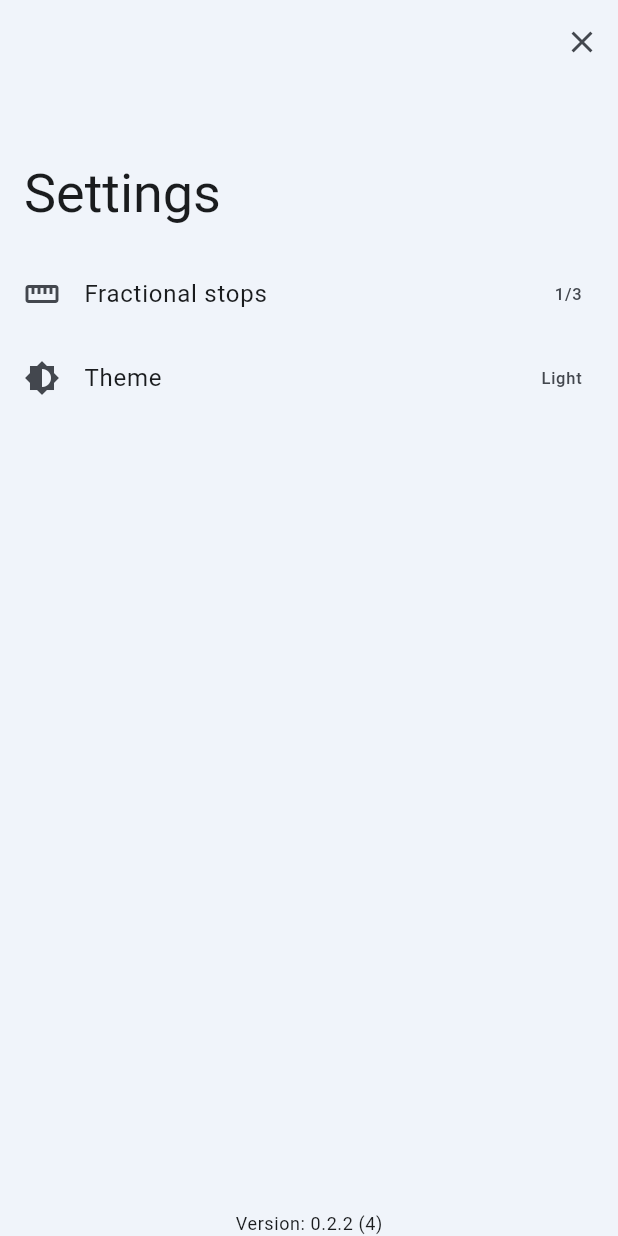
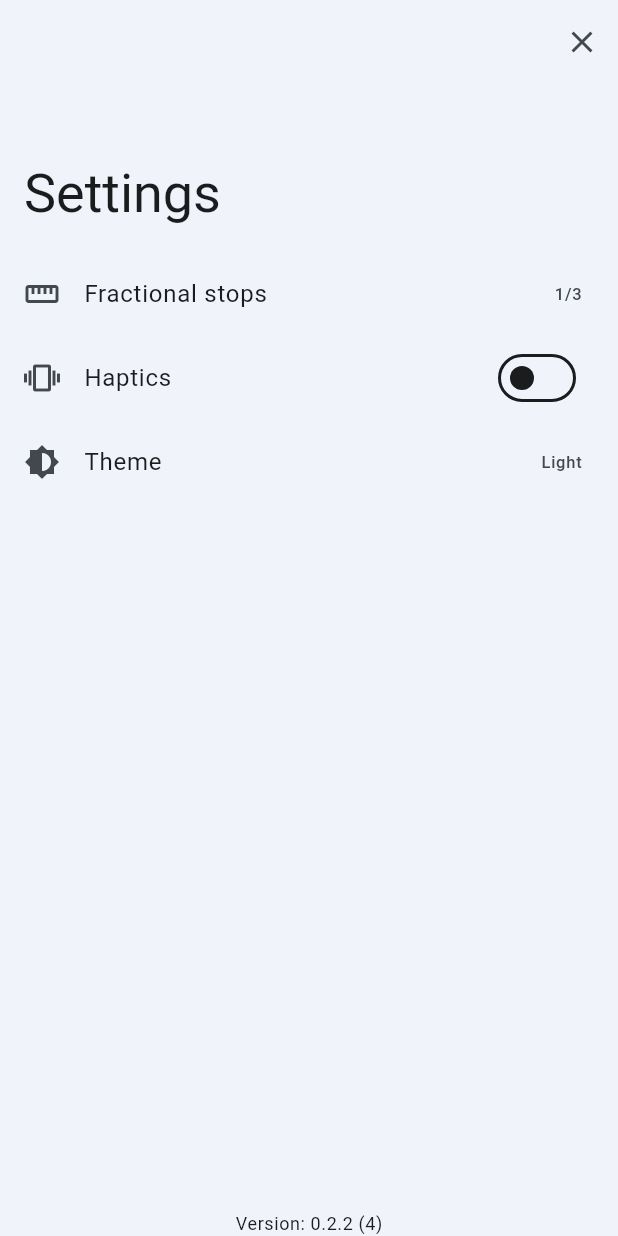
Before and after one commit to vodemn/m3_lightmeter, a Flutter app: the screen it shows after launch, after a tap on "ISO", after a tap on "ND", after a tap on the "settings" icon, on a phone screen of 412 x 824 dp. Run offline on Flutter 3.47's test engine with Material 2 defaults, Android fonts, the phone set to English and light mode, and no system bars; our stand-ins replace camera, flutter_bloc, material_color_utilities, package_info_plus, permission_handler, shared_preferences and 1 more; missing offline and left inert: exif; generated files the repository leaves out were written again.

Commit message:
Added haptics
added `HapticsService`

added haptics handling

added `HapticsInteractor`

```diff
--- a/lib/application.dart
+++ b/lib/application.dart
@@ -1,6 +1,7 @@
 import 'package:flutter/material.dart';
 import 'package:flutter/services.dart';
 import 'package:flutter_localizations/flutter_localizations.dart';
+import 'package:lightmeter/data/haptics_service.dart';
 import 'package:provider/provider.dart';
 import 'package:shared_preferences/shared_preferences.dart';
 
@@ -29,6 +30,7 @@ class Application extends StatelessWidget {
           return MultiProvider(
             providers: [
               Provider(create: (_) => UserPreferencesService(snapshot.data!)),
+              Provider(create: (_) => HapticsService()),
               Provider.value(value: evSource),
             ],
             child: Provider(
--- a/lib/data/shared_prefs_service.dart
+++ b/lib/data/shared_prefs_service.dart
@@ -5,10 +5,11 @@ import 'models/photography_values/nd_value.dart';
 import 'models/theme_type.dart';
 
 class UserPreferencesService {
-  static const _isoKey = "ISO";
-  static const _ndFilterKey = "ND";
+  static const _isoKey = "iso";
+  static const _ndFilterKey = "nd";
 
-  static const _themeTypeKey = "ThemeType";
+  static const _hapticsKey = "haptics";
+  static const _themeTypeKey = "themeType";
 
   final SharedPreferences _sharedPreferences;
 
@@ -20,6 +21,9 @@ class UserPreferencesService {
   NdValue get ndFilter => ndValues.firstWhere((v) => v.value == (_sharedPreferences.getInt(_ndFilterKey) ?? 0));
   set ndFilter(NdValue value) => _sharedPreferences.setInt(_ndFilterKey, value.value);
 
+  bool get haptics => _sharedPreferences.getBool(_hapticsKey) ?? false;
+  set haptics(bool value) => _sharedPreferences.setBool(_hapticsKey, value);
+
   ThemeType get themeType => ThemeType.values[_sharedPreferences.getInt(_themeTypeKey) ?? 0];
   set themeType(ThemeType value) => _sharedPreferences.setInt(_themeTypeKey, value.index);
 }
--- /dev/null
+++ b/lib/interactors/haptics_interactor.dart
@@ -0,0 +1,26 @@
+import 'package:lightmeter/data/haptics_service.dart';
+import 'package:lightmeter/data/shared_prefs_service.dart';
+
+class HapticsInteractor {
+  final UserPreferencesService _userPreferencesService;
+  final HapticsService _hapticsService;
+
+  const HapticsInteractor(
+    this._userPreferencesService,
+    this._hapticsService,
+  );
+
+  bool get isEnabled => _userPreferencesService.haptics;
+
+  /// Executes vibration if haptics are enabled in settings
+  void quickVibration() {
+    if (_userPreferencesService.haptics) _hapticsService.quickVibration();
+  }
+
+  /// Executes vibration if haptics are enabled in settings
+  void responseVibration() {
+    if (_userPreferencesService.haptics) _hapticsService.responseVibration();
+  }
+
+  void enableHaptics(bool enable) => _userPreferencesService.haptics = enable;
+}
--- a/lib/l10n/intl_en.arb
+++ b/lib/l10n/intl_en.arb
@@ -17,6 +17,7 @@
     "showFractionalStops": "Show fractional stops",
     "halfStops": "1/2",
     "thirdStops": "1/3",
+    "haptics": "Haptics",
     "theme": "Theme",
     "chooseTheme": "Choose theme",
     "themeLight": "Light",
--- a/lib/screens/metering/bloc_metering.dart
+++ b/lib/screens/metering/bloc_metering.dart
@@ -7,6 +7,7 @@ import 'package:lightmeter/data/models/exposure_pair.dart';
 import 'package:lightmeter/data/models/photography_values/photography_value.dart';
 import 'package:lightmeter/data/models/photography_values/shutter_speed_value.dart';
 import 'package:lightmeter/data/shared_prefs_service.dart';
+import 'package:lightmeter/interactors/haptics_interactor.dart';
 import 'package:lightmeter/screens/metering/communication/event_communication_metering.dart' as communication_events;
 import 'package:lightmeter/screens/metering/communication/state_communication_metering.dart' as communication_states;
 import 'package:lightmeter/utils/log_2.dart';
@@ -18,6 +19,7 @@ import 'state_metering.dart';
 class MeteringBloc extends Bloc<MeteringEvent, MeteringState> {
   final MeteringCommunicationBloc _communicationBloc;
   final UserPreferencesService _userPreferencesService;
+  final HapticsInteractor _hapticsInteractor;
   late final StreamSubscription<communication_states.ScreenState> _communicationSubscription;
 
   List<ApertureValue> get _apertureValues => apertureValues.whereStopType(stopType);
@@ -28,6 +30,7 @@ class MeteringBloc extends Bloc<MeteringEvent, MeteringState> {
   MeteringBloc(
     this._communicationBloc,
     this._userPreferencesService,
+    this._hapticsInteractor,
     this.stopType,
   ) : super(
           MeteringState(
@@ -46,7 +49,7 @@ class MeteringBloc extends Bloc<MeteringEvent, MeteringState> {
     on<StopTypeChangedEvent>(_onStopTypeChanged);
     on<IsoChangedEvent>(_onIsoChanged);
     on<NdChangedEvent>(_onNdChanged);
-    on<MeasureEvent>((_, __) => _communicationBloc.add(const communication_events.MeasureEvent()));
+    on<MeasureEvent>(_onMeasure);
     on<MeasuredEvent>(_onMeasured);
 
     add(const MeasureEvent());
@@ -99,7 +102,13 @@ class MeteringBloc extends Bloc<MeteringEvent, MeteringState> {
     ));
   }
 
+  void _onMeasure(_, __) {
+    _hapticsInteractor.quickVibration();
+    _communicationBloc.add(const communication_events.MeasureEvent());
+  }
+
   void _onMeasured(MeasuredEvent event, Emitter emit) {
+    _hapticsInteractor.responseVibration();
     final ev = event.ev100 + log2(state.iso.value / 100);
     emit(MeteringState(
       iso: state.iso,
--- a/lib/screens/metering/components/camera/widget_exposure_slider.dart
+++ b/lib/screens/metering/components/camera/widget_exposure_slider.dart
@@ -21,7 +21,7 @@ class CameraExposureSlider extends StatelessWidget {
               IconButton(
                 icon: const Icon(Icons.sync),
                 onPressed: state.currentExposureOffset != 0.0
-                    ? () => context.read<CameraBloc>().add(const ExposureOffsetChangedEvent(0))
+                    ? () => context.read<CameraBloc>().add(const ExposureOffsetResetEvent())
                     : null,
               ),
               Expanded(
--- a/lib/screens/metering/ev_source/camera/event_camera.dart
+++ b/lib/screens/metering/ev_source/camera/event_camera.dart
@@ -17,3 +17,7 @@ class ExposureOffsetChangedEvent extends CameraEvent {
 
   const ExposureOffsetChangedEvent(this.value);
 }
+
+class ExposureOffsetResetEvent extends CameraEvent {
+  const ExposureOffsetResetEvent();
+}
--- a/lib/screens/metering/flow_metering.dart
+++ b/lib/screens/metering/flow_metering.dart
@@ -1,14 +1,16 @@
 import 'package:flutter/material.dart';
 import 'package:flutter_bloc/flutter_bloc.dart';
+import 'package:lightmeter/data/haptics_service.dart';
 import 'package:lightmeter/data/models/ev_source_type.dart';
 import 'package:lightmeter/data/models/photography_values/photography_value.dart';
 import 'package:lightmeter/data/shared_prefs_service.dart';
+import 'package:lightmeter/interactors/haptics_interactor.dart';
+import 'package:provider/provider.dart';
 
 import 'ev_source/camera/bloc_camera.dart';
 import 'ev_source/random_ev/bloc_random_ev.dart';
 import 'bloc_metering.dart';
 import 'communication/bloc_communication_metering.dart';
-
 import 'screen_metering.dart';
 
 class MeteringFlow extends StatelessWidget {
@@ -16,17 +18,28 @@ class MeteringFlow extends StatelessWidget {
 
   @override
   Widget build(BuildContext context) {
-    return MultiBlocProvider(
+    return Provider(
+      create: (context) => HapticsInteractor(
+        context.read<UserPreferencesService>(),
+        context.read<HapticsService>(),
+      ),
+      child: MultiBlocProvider(
         providers: [
           BlocProvider(create: (_) => MeteringCommunicationBloc()),
           BlocProvider(
             create: (context) => MeteringBloc(
               context.read<MeteringCommunicationBloc>(),
               context.read<UserPreferencesService>(),
+              context.read<HapticsInteractor>(),
               context.read<StopType>(),
             ),
           ),
-        BlocProvider(create: (context) => CameraBloc(context.read<MeteringCommunicationBloc>())),
+          BlocProvider(
+            create: (context) => CameraBloc(
+              context.read<MeteringCommunicationBloc>(),
+              context.read<HapticsInteractor>(),
+            ),
+          ),
           if (context.read<EvSourceType>() == EvSourceType.mock)
             BlocProvider(
               lazy: false,
@@ -34,6 +47,7 @@ class MeteringFlow extends StatelessWidget {
             ),
         ],
         child: const MeteringScreen(),
+      ),
     );
   }
 }
--- /dev/null
+++ b/lib/screens/settings/components/haptics/bloc_list_tile_haptics.dart
@@ -0,0 +1,18 @@
+import 'package:flutter_bloc/flutter_bloc.dart';
+import 'package:lightmeter/interactors/haptics_interactor.dart';
+
+class HapticsListTileBloc extends Cubit<bool> {
+  final HapticsInteractor _hapticsInteractor;
+
+  HapticsListTileBloc(
+    this._hapticsInteractor,
+  ) : super(_hapticsInteractor.isEnabled);
+
+  void onHapticsChange(bool value) {
+    _hapticsInteractor.enableHaptics(value);
+    if (value) {
+      _hapticsInteractor.quickVibration();
+    }
+    emit(value);
+  }
+}
--- /dev/null
+++ b/lib/screens/settings/components/haptics/provider_list_tile_haptics.dart
@@ -0,0 +1,29 @@
+import 'package:flutter/material.dart';
+import 'package:flutter_bloc/flutter_bloc.dart';
+import 'package:lightmeter/data/haptics_service.dart';
+import 'package:lightmeter/data/shared_prefs_service.dart';
+import 'package:lightmeter/interactors/haptics_interactor.dart';
+import 'package:provider/provider.dart';
+
+import 'bloc_list_tile_haptics.dart';
+import 'widget_list_tile_haptics.dart';
+
+class HapticsListTileProvider extends StatelessWidget {
+  const HapticsListTileProvider({super.key});
+
+  @override
+  Widget build(BuildContext context) {
+    return Provider(
+      create: (context) => HapticsInteractor(
+        context.read<UserPreferencesService>(),
+        context.read<HapticsService>(),
+      ),
+      child: BlocProvider(
+        create: (context) => HapticsListTileBloc(
+          context.read<HapticsInteractor>()
+        ),
+        child: const HapticsListTile(),
+      ),
+    );
+  }
+}
--- /dev/null
+++ b/lib/screens/settings/components/haptics/widget_list_tile_haptics.dart
@@ -0,0 +1,21 @@
+import 'package:flutter/material.dart';
+import 'package:flutter_bloc/flutter_bloc.dart';
+import 'package:lightmeter/generated/l10n.dart';
+
+import 'bloc_list_tile_haptics.dart';
+
+class HapticsListTile extends StatelessWidget {
+  const HapticsListTile({super.key});
+
+  @override
+  Widget build(BuildContext context) {
+    return BlocBuilder<HapticsListTileBloc, bool>(
+      builder: (context, state) => SwitchListTile(
+        secondary: const Icon(Icons.vibration),
+        title: Text(S.of(context).haptics),
+        value: state,
+        onChanged: context.read<HapticsListTileBloc>().onHapticsChange,
+      ),
+    );
+  }
+}
--- a/lib/screens/settings/screen_settings.dart
+++ b/lib/screens/settings/screen_settings.dart
@@ -2,6 +2,7 @@ import 'package:flutter/material.dart';
 import 'package:lightmeter/generated/l10n.dart';
 import 'package:lightmeter/res/dimens.dart';
 
+import 'components/haptics/provider_list_tile_haptics.dart';
 import 'components/widget_list_tile_fractional_stops.dart';
 import 'components/widget_list_tile_theme_type.dart';
 import 'components/widget_label_version.dart';
@@ -40,8 +41,7 @@ class SettingsScreen extends StatelessWidget {
               delegate: SliverChildListDelegate(
                 [
                   const StopTypeListTile(),
-                  // const CaffeineListTile(),
-                  // const HapticsListTile(),
+                  const HapticsListTileProvider(),
                   const ThemeTypeListTile(),
                 ],
               ),
```
Also changed, not shown: lib/data/haptics_service.dart (added, +18 -0 lines), lib/screens/metering/ev_source/camera/bloc_camera.dart (+12 -2 lines), pubspec.yaml (+8 -7 lines). Lines whose indentation alone changed are shown as unchanged.
